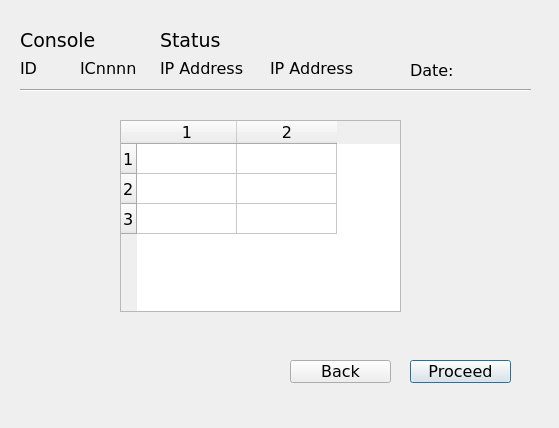
Qt form PyQt/install/ConnectionStatus.ui (RajaSrinivasan/Projects) before a commit.
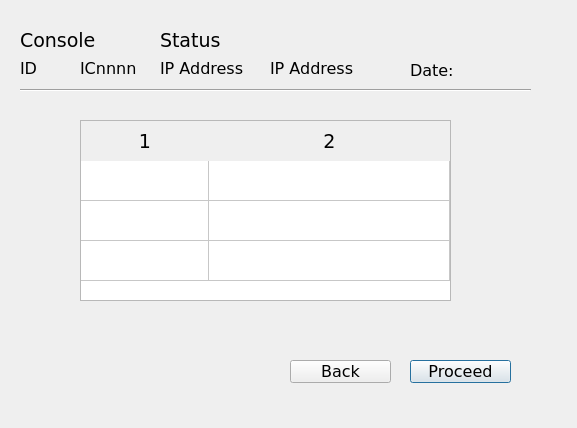
The same form after that commit.

Commit message: Console status window added

```diff
--- a/PyQt/install/ConnectionStatus.ui
+++ b/PyQt/install/ConnectionStatus.ui
@@ -9,7 +9,7 @@
    <rect>
     <x>0</x>
     <y>0</y>
-    <width>559</width>
+    <width>577</width>
     <height>428</height>
    </rect>
   </property>
@@ -191,18 +191,88 @@
   <widget class="QTableWidget" name="tblStatus">
    <property name="geometry">
     <rect>
-     <x>120</x>
+     <x>80</x>
      <y>120</y>
-     <width>281</width>
-     <height>192</height>
+     <width>371</width>
+     <height>181</height>
     </rect>
    </property>
+   <property name="palette">
+    <palette>
+     <active>
+      <colorrole role="WindowText">
+       <brush brushstyle="SolidPattern">
+        <color alpha="255">
+         <red>0</red>
+         <green>0</green>
+         <blue>255</blue>
+        </color>
+       </brush>
+      </colorrole>
+     </active>
+     <inactive>
+      <colorrole role="WindowText">
+       <brush brushstyle="SolidPattern">
+        <color alpha="255">
+         <red>0</red>
+         <green>0</green>
+         <blue>255</blue>
+        </color>
+       </brush>
+      </colorrole>
+     </inactive>
+     <disabled>
+      <colorrole role="WindowText">
+       <brush brushstyle="SolidPattern">
+        <color alpha="255">
+         <red>120</red>
+         <green>120</green>
+         <blue>120</blue>
+        </color>
+       </brush>
+      </colorrole>
+     </disabled>
+    </palette>
+   </property>
+   <property name="font">
+    <font>
+     <family>Verdana</family>
+     <pointsize>12</pointsize>
+    </font>
+   </property>
+   <property name="autoFillBackground">
+    <bool>false</bool>
+   </property>
+   <property name="styleSheet">
+    <string notr="true">QHeaderView::section { border:1 px ; font : 14pt; height: 40  }</string>
+   </property>
    <property name="rowCount">
     <number>3</number>
    </property>
    <property name="columnCount">
     <number>2</number>
    </property>
+   <attribute name="horizontalHeaderDefaultSectionSize">
+    <number>128</number>
+   </attribute>
+   <attribute name="horizontalHeaderShowSortIndicator" stdset="0">
+    <bool>false</bool>
+   </attribute>
+   <attribute name="horizontalHeaderStretchLastSection">
+    <bool>true</bool>
+   </attribute>
+   <attribute name="verticalHeaderVisible">
+    <bool>false</bool>
+   </attribute>
+   <attribute name="verticalHeaderDefaultSectionSize">
+    <number>30</number>
+   </attribute>
+   <attribute name="verticalHeaderMinimumSectionSize">
+    <number>40</number>
+   </attribute>
+   <attribute name="verticalHeaderStretchLastSection">
+    <bool>false</bool>
+   </attribute>
    <row/>
    <row/>
    <row/>
```
The commit also changes 1 other file.
